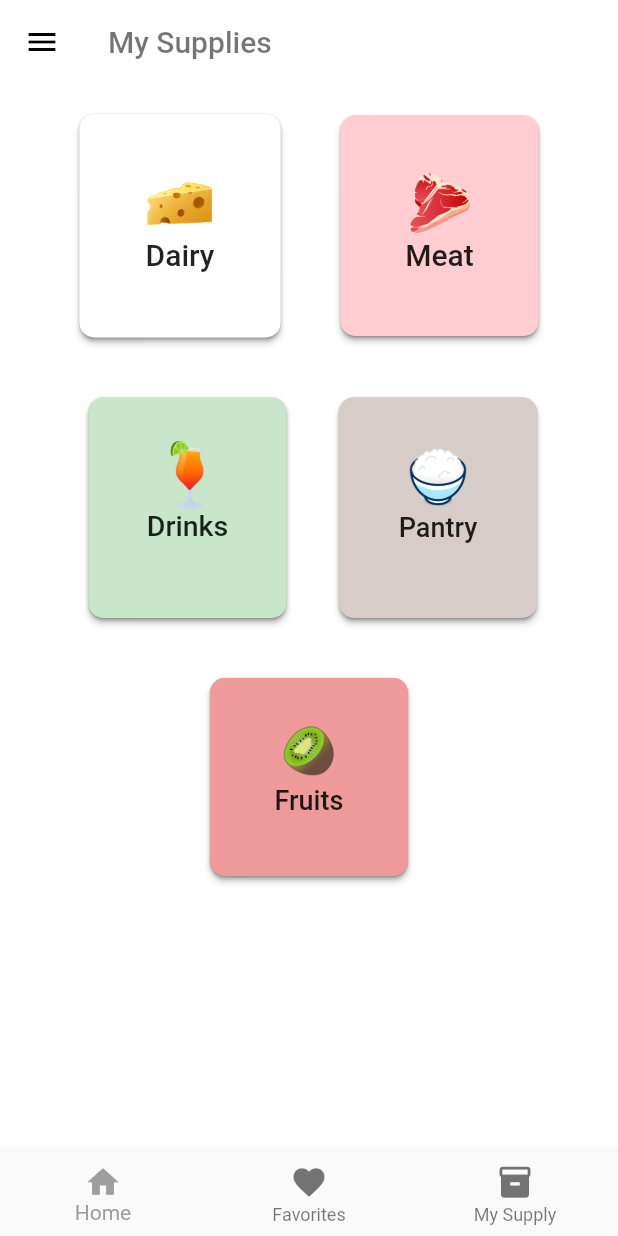
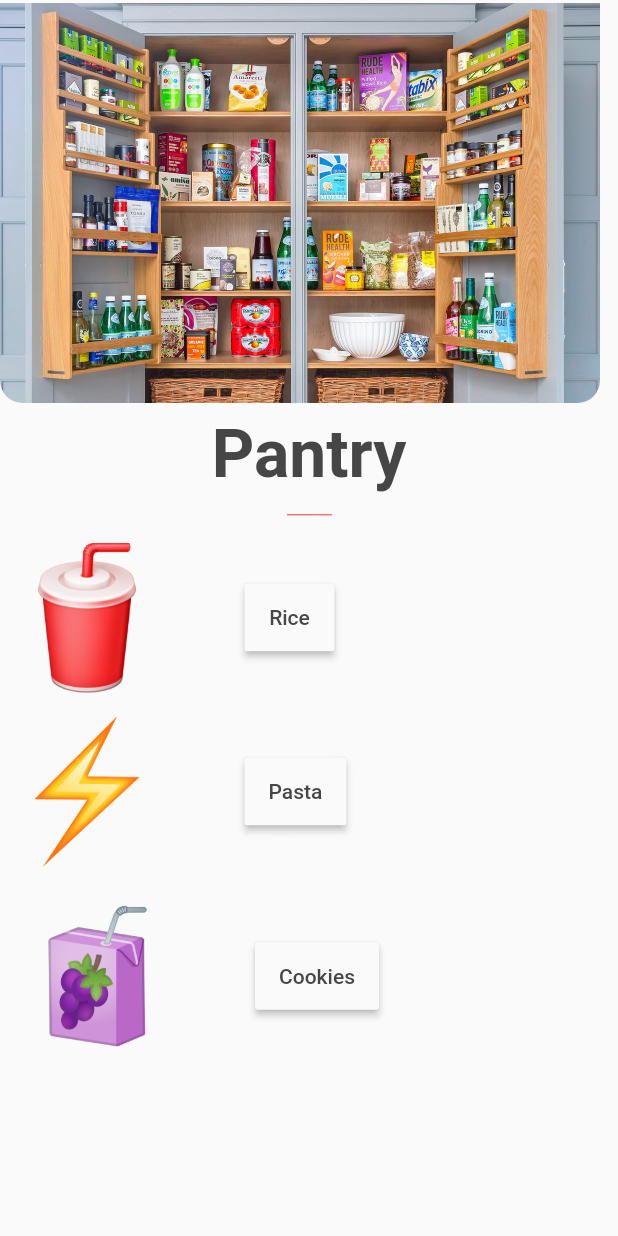
Before and after one commit to malimalik/Expirey, a Flutter app: the screen it shows after launch, after a tap on "Pantry", on a phone screen of 412 x 824 dp. Run offline on Flutter 3.47's test engine with Material 2 defaults, Android fonts, the phone set to English and light mode, and no system bars; Roboto replaces fonts that are missing (RobotoSlab).

Commit message:
Added all navigation pages for the homepage

```diff
--- a/lib/Categories/pantry.dart
+++ b/lib/Categories/pantry.dart
@@ -0,0 +1,172 @@
+/// This class is the new screen that the user is taken to
+///
+/// when they press the "Dairy" button on the homepage.
+import 'dart:ui';
+import 'package:Expirey/bottomNavBar.dart';
+import 'package:Expirey/homeWidget.dart';
+import 'package:flutter/material.dart';
+import 'package:flutter/rendering.dart';
+import '../homePage.dart';
+
+class Pantry extends StatelessWidget {
+  final textColor = const Color(707070);
+  @override
+  Widget build(BuildContext context) {
+    return Scaffold(
+      /* bottomNavigationBar: HomeWidget(),
+      appBar: AppBar(
+        title: Text(
+          'Dairy',
+          style: TextStyle(color: Colors.black54, fontFamily: 'Roboto'),
+        ),
+        centerTitle: false,
+        backgroundColor: Colors.transparent,
+        elevation: 0.00,
+        bottomOpacity: 0.0,
+        shadowColor: Colors.white,
+      ), */
+      extendBody: true,
+      body: ListView(scrollDirection: Axis.vertical, children: [
+        Column(
+          crossAxisAlignment: CrossAxisAlignment.start,
+          mainAxisAlignment: MainAxisAlignment.start,
+          children: [
+            Padding(
+              padding: const EdgeInsets.only(top: 2),
+              child: ClipRRect(
+                borderRadius: BorderRadius.only(
+                    bottomLeft: Radius.circular(15),
+                    bottomRight: Radius.circular(15)),
+                child: Image(
+                  image: AssetImage(
+                      'Assets/batwing.7.jpg'),
+                  width: 400,
+                ),
+              ),
+            ),
+            Align(
+              child: Padding(
+                padding: const EdgeInsets.only(top: 8),
+                child: Text(
+                  'Pantry',
+                  style: TextStyle(
+                      fontWeight: FontWeight.bold,
+                      color: Color.fromRGBO(70, 70, 70, 1),
+                      fontSize: 44),
+                ),
+              ),
+              alignment: Alignment.center,
+            ),
+            Align(
+              child: new Image(
+                image: AssetImage('Assets/red-line-png-0.png'),
+                width: 30,
+                height: 25,
+              ),
+              alignment: Alignment.center,
+            ),
+            Column(
+              crossAxisAlignment: CrossAxisAlignment.start,
+              mainAxisAlignment: MainAxisAlignment.spaceEvenly,
+              children: [
+                Padding(
+                  padding: const EdgeInsets.all(8.0),
+                  child: Row(
+                    children: [
+                      ClipRRect(
+                        borderRadius: BorderRadius.all(Radius.circular(7)),
+                        child: Padding(
+                          padding: const EdgeInsets.only(right: 55),
+                          child: Image(
+                              alignment: Alignment.topCenter,
+                              image: AssetImage('Assets/soda-emoji-3.png'),
+                              width: 100,
+                              height: 100),
+                        ),
+                      ),
+                      ButtonTheme(
+                        minWidth: 60,
+                        height: 45,
+                        buttonColor: Colors.grey[50],
+                        child: RaisedButton(
+                          onPressed: () {},
+                          onLongPress: () {},
+                          child: Text('Rice',
+                              style: TextStyle(
+                                  color: Color.fromRGBO(70, 70, 70, 1),
+                                  fontSize: 14)),
+                        ),
+                      )
+                    ],
+                  ),
+                ),
+                Padding(
+                  padding: const EdgeInsets.all(8.0),
+                  child: Row(
+                    children: [
+                      ClipRRect(
+                        borderRadius: BorderRadius.all(Radius.circular(7)),
+                        child: Padding(
+                          padding: const EdgeInsets.only(right: 55),
+                          child: Image(
+                              alignment: Alignment.topCenter,
+                              image: AssetImage('Assets/energy_drink.png'),
+                              width: 100,
+                              height: 100),
+                        ),
+                      ),
+                      ButtonTheme(
+                        minWidth: 20,
+                        height: 45,
+                        buttonColor: Colors.grey[50],
+                        child: RaisedButton(
+                          onPressed: () {},
+                          onLongPress: () {},
+                          child: Text('Pasta',
+                              style: TextStyle(
+                                  color: Color.fromRGBO(70, 70, 70, 1),
+                                  fontSize: 14)),
+                        ),
+                      )
+                    ],
+                  ),
+                ),
+                Padding(
+                  padding: const EdgeInsets.all(15.0),
+                  child: Row(children: [
+                    ClipRRect(
+                      borderRadius: BorderRadius.all(Radius.circular(7)),
+                      child: Padding(
+                        padding: EdgeInsets.only(right: 55),
+                        child: Image(
+                            alignment: Alignment.topCenter,
+                            image: AssetImage('Assets/juice.png'),
+                            width: 100,
+                            height: 100),
+                      ),
+                    ),
+                    ButtonTheme(
+                      minWidth: 60,
+                      height: 45,
+                      buttonColor: Colors.grey[50],
+                      child: RaisedButton(
+                        onPressed: () {},
+                        onLongPress: () {},
+                        child: Text(
+                          'Cookies',
+                          style: TextStyle(
+                              color: Color.fromRGBO(70, 70, 70, 1),
+                              fontSize: 14),
+                        ),
+                      ),
+                    )
+                  ]),
+                ),
+              ],
+            )
+          ],
+        ),
+      ]),
+    );
+  }
+}
--- a/lib/homePage.dart
+++ b/lib/homePage.dart
@@ -8,6 +8,8 @@ import 'package:Expirey/Categories/meat.dart';
 import 'package:flutter/material.dart';
 import './Categories/dairy.dart';
 import './Categories/drinks.dart';
+import './Categories/pantry.dart';
+import './Categories/fruitsAndVegetables.dart';
 
 class HomePage extends StatefulWidget {
   @override
@@ -155,7 +157,9 @@ class HomePageState extends State<HomePage> {
                     buttonColor: Colors.brown[100],
                     padding: EdgeInsets.all(1),
                     child: RaisedButton(
-                      onPressed: () {},
+                      onPressed: () {
+                        navigateTo(context, Pantry());
+                      },
                       padding: EdgeInsets.all(1),
                       shape: RoundedRectangleBorder(
                           borderRadius: BorderRadius.circular(10.00)),
@@ -194,7 +198,9 @@ class HomePageState extends State<HomePage> {
                   buttonColor: Colors.red[200],
                   padding: EdgeInsets.all(1),
                   child: RaisedButton(
-                    onPressed: () {},
+                    onPressed: () {
+                      navigateTo(context, FruitsandVegetables());
+                    },
                     padding: EdgeInsets.all(1),
                     shape: RoundedRectangleBorder(
                         borderRadius: BorderRadius.circular(10.00)),
--- a/pubspec.yaml
+++ b/pubspec.yaml
@@ -69,6 +69,7 @@ flutter:
       - Assets/juice.png
       - Assets/energy_drink.png
       - Assets/soda-emoji-3.png
+      - Assets/batwing.7.jpg
 
 
 
```
Also changed, not shown: Assets/batwing.7.jpg (added).
